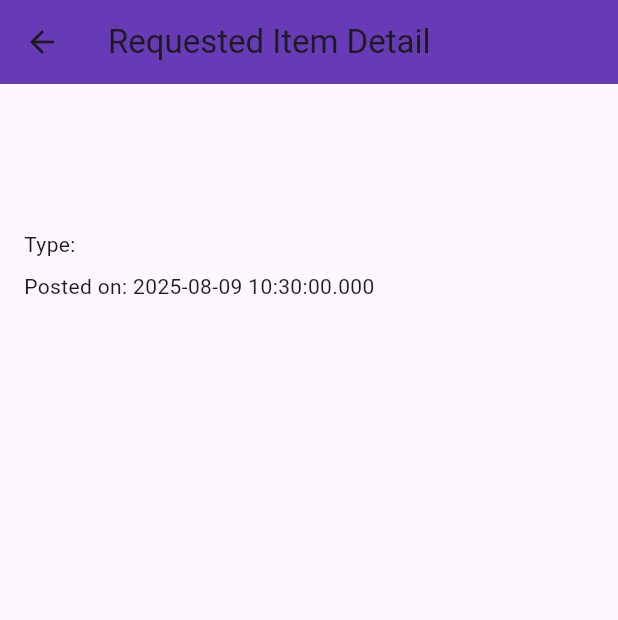
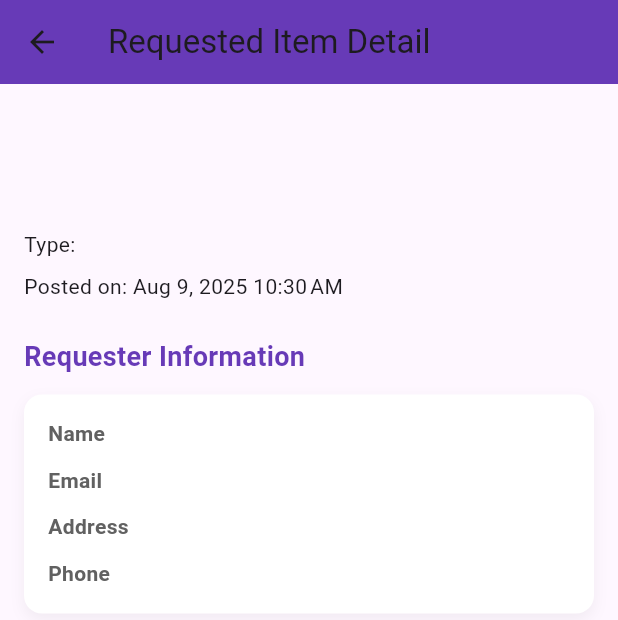
Before and after one commit to Khayooo/Final-Share-Mart-, a Flutter app: the RequestedItemDetailPage screen opened directly with empty values, on a phone screen of 412 x 824 dp. Shown: the top 620 px of the screen. Run offline on Flutter 3.47's test engine with Material 3 defaults, Android fonts, the phone set to English and light mode, and no system bars; our stand-ins replace cloud_firestore, file_picker, firebase_auth, firebase_core, firebase_database, image_picker; accounts and stored records are empty.

Commit message:
feat: Fetch and display requester information in RequestedItemDetailPage

```diff
--- a/lib/Screens/User/DetailsScreen/RequestItemDetailPage.dart
+++ b/lib/Screens/User/DetailsScreen/RequestItemDetailPage.dart
@@ -1,47 +1,123 @@
+import 'package:firebase_auth/firebase_auth.dart';
+import 'package:firebase_database/firebase_database.dart';
+import 'package:flutter/cupertino.dart';
 import 'package:flutter/material.dart';
-import 'package:firebase_auth/firebase_auth.dart';
+import 'package:intl/intl.dart';
 
 import '../Chat/ChatWithUserScreen.dart';
 
-class RequestedItemDetailPage extends StatelessWidget {
+class RequestedItemDetailPage extends StatefulWidget {
   final Map<dynamic, dynamic> item;
 
   const RequestedItemDetailPage({super.key, required this.item});
 
   @override
+  State<RequestedItemDetailPage> createState() => _RequestedItemDetailPageState();
+}
+
+class _RequestedItemDetailPageState extends State<RequestedItemDetailPage> {
+  Map<String, dynamic>? _requesterData;
+  bool _isLoadingRequester = true;
+
+  @override
+  void initState() {
+    super.initState();
+    _fetchRequesterInfo(widget.item['userId']);
+  }
+
+  Future<void> _fetchRequesterInfo(String userId) async {
+    try {
+      final ref = FirebaseDatabase.instance.ref().child('users').child(userId);
+      final snapshot = await ref.get();
+
+      if (snapshot.exists && snapshot.value is Map) {
+        setState(() {
+          _requesterData = Map<String, dynamic>.from(snapshot.value as Map);
+          _isLoadingRequester = false;
+        });
+      } else {
+        setState(() {
+          _requesterData = null;
+          _isLoadingRequester = false;
+        });
+      }
+    } catch (e) {
+      print("Error fetching requester info: $e");
+      setState(() {
+        _requesterData = null;
+        _isLoadingRequester = false;
+      });
+    }
+  }
+
+  @override
   Widget build(BuildContext context) {
     final String currentUserId = FirebaseAuth.instance.currentUser?.uid ?? '';
-
     final DateTime date = DateTime.fromMillisecondsSinceEpoch(
-      int.tryParse(item['timestamp'].toString()) ?? 0,
+      int.tryParse(widget.item['timestamp'].toString()) ?? 0,
     );
+    final String formattedDate = DateFormat.yMMMd().add_jm().format(date);
 
     return Scaffold(
       appBar: AppBar(
         title: const Text("Requested Item Detail"),
         backgroundColor: Colors.deepPurple,
       ),
-      body: Padding(
+      body: SingleChildScrollView(
         padding: const EdgeInsets.all(16),
         child: Column(
           crossAxisAlignment: CrossAxisAlignment.start,
           children: [
+            // Item details...
             Text(
-              item['name'] ?? '',
+              widget.item['name'] ?? '',
               style: const TextStyle(fontSize: 22, fontWeight: FontWeight.bold),
             ),
             const SizedBox(height: 12),
             Text(
-              item['description'] ?? '',
+              widget.item['description'] ?? '',
               style: const TextStyle(fontSize: 18),
             ),
             const SizedBox(height: 12),
-            Text("Type: ${item['type']}"),
+            Text("Type: ${widget.item['type'] ?? 'N/A'}"),
             const SizedBox(height: 8),
-            Text("Posted on: $date"),
-            const Spacer(),
+            Text("Posted on: $formattedDate"),
+            const SizedBox(height: 24),
 
-            if (item['userId'] != currentUserId)
+            // Requester Information Section
+            const Text(
+              "Requester Information",
+              style: TextStyle(
+                fontSize: 18,
+                fontWeight: FontWeight.bold,
+                color: Colors.deepPurple,
+              ),
+            ),
+            const SizedBox(height: 12),
+
+            _isLoadingRequester
+                ? const Center(child: CircularProgressIndicator())
+                : (_requesterData == null
+                ? const Text("Requester information not available.")
+                : _buildInfoCard(
+              child: Column(
+                crossAxisAlignment: CrossAxisAlignment.start,
+                children: [
+                  _buildInfoRow("Name", _requesterData!['name'] ?? "N/A"),
+                  const SizedBox(height: 10),
+                  _buildInfoRow("Email", _requesterData!['email'] ?? "N/A"),
+                  const SizedBox(height: 10),
+                  _buildInfoRow("Address", _requesterData!['address'] ?? "N/A"),
+                  const SizedBox(height: 10),
+                  _buildInfoRow("Phone", _requesterData!['phone'] ?? "N/A"),
+                ],
+              ),
+            )),
+
+            const SizedBox(height: 32),
+
+            // Action buttons...
+            if (widget.item['userId'] != currentUserId)
               Row(
                 children: [
                   Expanded(
@@ -50,15 +126,13 @@ class RequestedItemDetailPage extends StatelessWidget {
                       label: "Chat",
                       color: Colors.deepPurple,
                       onPressed: () {
-
                         Navigator.push(
                           context,
                           MaterialPageRoute(
                             builder: (_) => ChatWithUserScreen(
                               currentUserId: currentUserId,
-                              receiverId: item['userId'],
-
-                              itemType: item['itemType'] ?? 'Unknown',
+                              receiverId: widget.item['userId'],
+                              itemType: widget.item['itemType'] ?? 'Unknown',
                             ),
                           ),
                         );
@@ -89,10 +163,54 @@ class RequestedItemDetailPage extends StatelessWidget {
                   ),
                 ],
               ),
+
             const SizedBox(height: 24),
           ],
         ),
       ),
+    );
+  }
+
+  Widget _buildInfoRow(String label, String value) {
+    return Row(
+      crossAxisAlignment: CrossAxisAlignment.start,
+      children: [
+        SizedBox(
+          width: 80,
+          child: Text(
+            label,
+            style: TextStyle(
+              fontWeight: FontWeight.w600,
+              color: Colors.grey.shade700,
+            ),
+          ),
+        ),
+        Expanded(
+          child: Text(
+            value,
+            style: const TextStyle(fontWeight: FontWeight.w500),
+          ),
+        ),
+      ],
+    );
+  }
+
+  Widget _buildInfoCard({required Widget child}) {
+    return Container(
+      width: double.infinity,
+      padding: const EdgeInsets.all(16),
+      decoration: BoxDecoration(
+        color: Colors.white,
+        borderRadius: BorderRadius.circular(12),
+        boxShadow: [
+          BoxShadow(
+            color: Colors.black.withOpacity(0.05),
+            blurRadius: 8,
+            offset: const Offset(0, 4),
+          ),
+        ],
+      ),
+      child: child,
     );
   }
 
```
